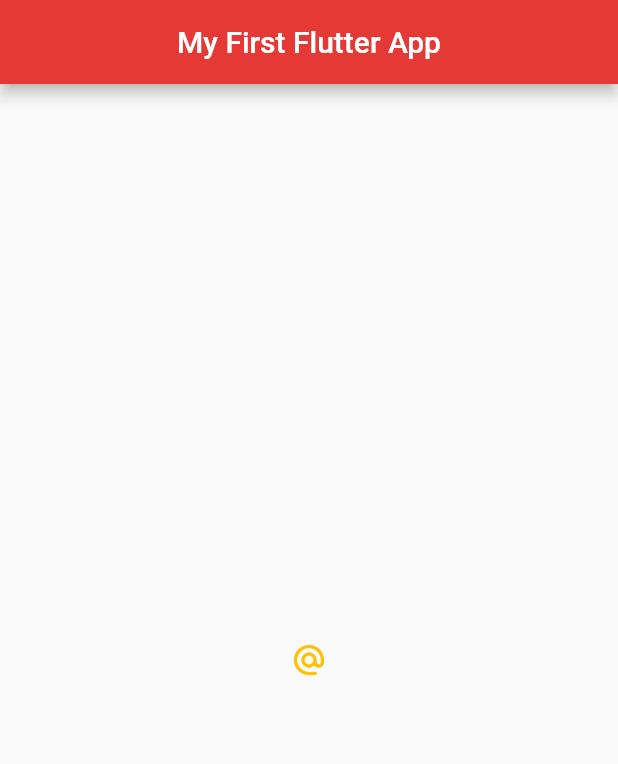
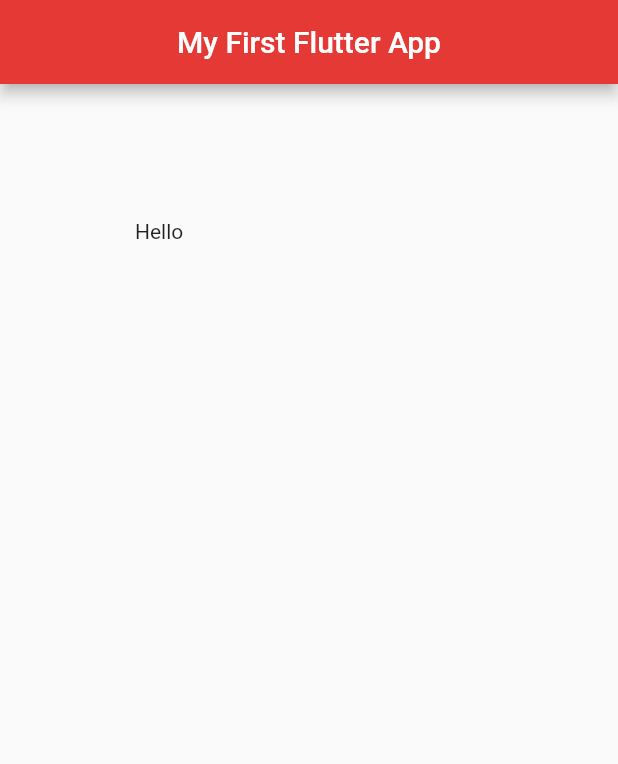
Before and after one commit to aqeebimtiaz/flutter_tutorial, a Flutter app: the screen it shows after launch, on a phone screen of 412 x 824 dp. Shown: the top 764 px of the screen. Run offline on Flutter 3.47's test engine with Material 2 defaults, Android fonts, the phone set to English and light mode, and no system bars.

Commit message:
[ADD] upto vid 10 - Containers & Padding

```diff
--- a/lib/main.dart
+++ b/lib/main.dart
@@ -17,14 +17,9 @@ class Home extends StatelessWidget {
             centerTitle: true,
             backgroundColor: Colors.red[600]
         ),
-        body: Center(
-          child: IconButton(
-            onPressed: () {
-              print('Clicked');
-            },
-            icon: Icon( Icons.alternate_email ),
-            color: Colors.amber,
-          )
+        body: Padding(
+          padding: EdgeInsets.all(90),
+          child: Text('Hello'),
         ),
         floatingActionButton: FloatingActionButton(
           child: Text('click'),
```
